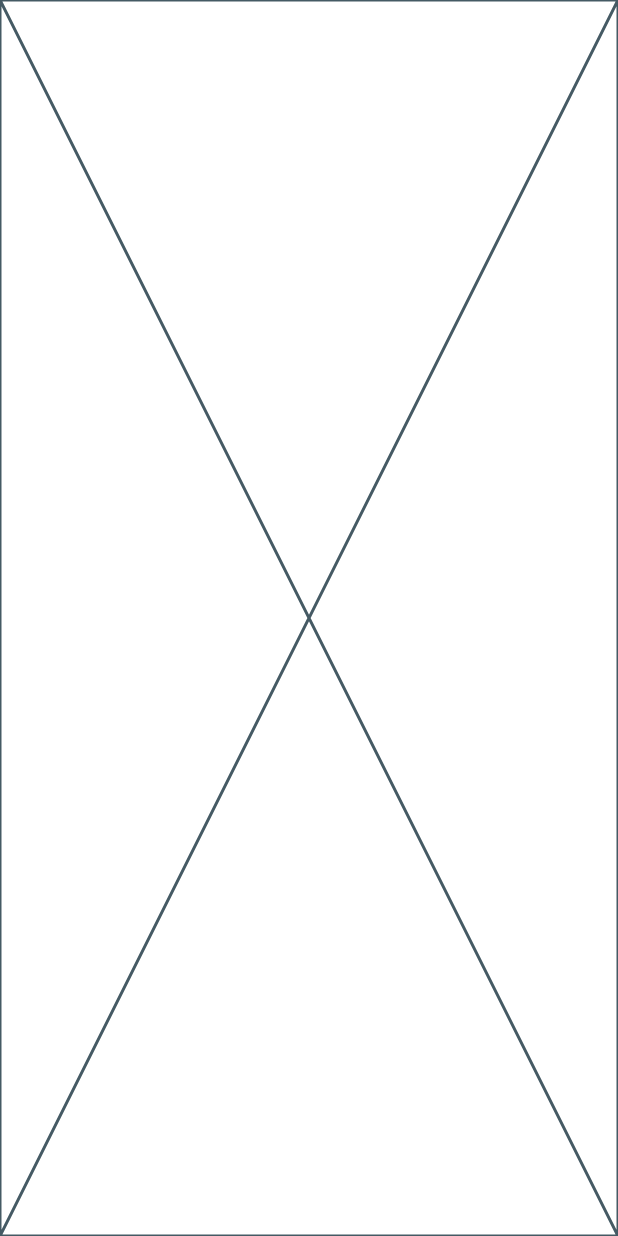
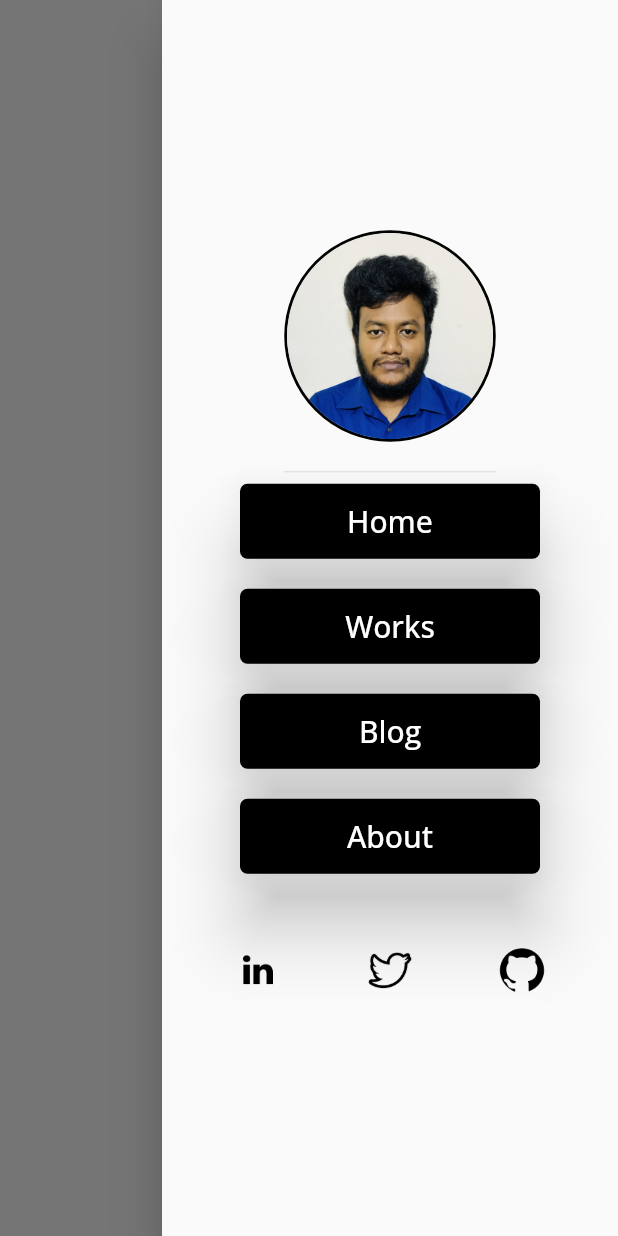
Before and after one commit to Chathuranga97lj/portpolio-app, a Flutter app: the screen it shows after launch, with the side drawer open (before the commit the screen has no drawer), on a phone screen of 412 x 824 dp. Run offline on Flutter 3.47's test engine with Material 2 defaults, Android fonts, the phone set to English and light mode, and no system bars; our stand-ins replace google_fonts, url_strategy.

Commit message:
set mobile drawer

```diff
--- a/lib/components.dart
+++ b/lib/components.dart
@@ -49,6 +49,38 @@ class _TabsWebState extends State<TabsWeb> {
         child: Text(widget.title),
       ),
     );
+  }
+}
+
+class TabsMobile extends StatefulWidget {
+  final text;
+  final route;
+  const TabsMobile({Key? key, @required this.text, @required this.route})
+      : super(key: key);
+
+  @override
+  State<TabsMobile> createState() => _TabsMobileState();
+}
+
+class _TabsMobileState extends State<TabsMobile> {
+  @override
+  Widget build(BuildContext context) {
+    return MaterialButton(
+        elevation: 20.0,
+        shape: RoundedRectangleBorder(
+          borderRadius: BorderRadius.circular(5.0),
+        ),
+        height: 50.0,
+        minWidth: 200.0,
+        color: Colors.black,
+        child: Text(
+          widget.text,
+          style: GoogleFonts.openSans(
+            fontSize: 20.0,
+            color: Colors.white,
+          ),
+        ),
+        onPressed: () {});
   }
 }
 
@@ -174,7 +206,8 @@ class _AnimationCardWebState extends State<AnimationCardWeb>
 
   @override
   Widget build(BuildContext context) {
-    return SlideTransition(position: _animation,
+    return SlideTransition(
+      position: _animation,
       child: Card(
         elevation: 30.0,
         shape: RoundedRectangleBorder(
@@ -191,7 +224,7 @@ class _AnimationCardWebState extends State<AnimationCardWeb>
                 widget.imagePath,
                 height: 200.0,
                 width: 200.0,
-                fit: widget.fit == null ? null:widget.fit,
+                fit: widget.fit == null ? null : widget.fit,
               ),
               SizedBox(height: 10.0),
               SansBold(widget.text, 15.0)
--- a/lib/main.dart
+++ b/lib/main.dart
@@ -14,6 +14,7 @@ class MyApp extends StatelessWidget {
   @override
   Widget build(BuildContext context) {
     return MaterialApp(
+      debugShowCheckedModeBanner: false,
       onGenerateRoute: (settings) => Routes.generateRoute(settings),
       initialRoute: '/',
     );
--- a/lib/mobile/landing_page_mobile.dart
+++ b/lib/mobile/landing_page_mobile.dart
@@ -1,4 +1,6 @@
-import 'package:flutter/cupertino.dart';
+import 'package:flutter/material.dart';
+import 'package:portfolio/components.dart';
+import 'package:url_launcher/url_launcher.dart';
 
 class LandingPageMobile extends StatefulWidget {
   const LandingPageMobile({Key? key}) : super(key: key);
@@ -8,8 +10,60 @@ class LandingPageMobile extends StatefulWidget {
 }
 
 class _LandingPageMobileState extends State<LandingPageMobile> {
+  urlLauncher(String imgPath, String url) {
+    return IconButton(
+      icon: Image.asset(imgPath, width: 35.0),
+      onPressed: () async {
+        await launchUrl(Uri.parse(url));
+      },
+    );
+  }
+
   @override
   Widget build(BuildContext context) {
-    return const Placeholder();
+    var widthDevice = MediaQuery.of(context).size.width;
+    return Scaffold(
+      backgroundColor: Colors.white,
+      appBar: AppBar(
+        backgroundColor: Colors.transparent,
+        elevation: 0.0,
+        iconTheme: IconThemeData(size: 35.0, color: Colors.black),
+      ),
+      endDrawer: Drawer(
+        child: Column(
+          mainAxisAlignment: MainAxisAlignment.center,
+          children: [
+            DrawerHeader(
+              padding: EdgeInsets.only(bottom: 20.0),
+              child: Container(
+                decoration: BoxDecoration(
+                    shape: BoxShape.circle,
+                    border: Border.all(width: 2.0, color: Colors.black)),
+                child: Image.asset("assets/Chathu_circle.png"),
+              ),
+            ),
+            TabsMobile(text: "Home", route: "/"),
+            SizedBox(height: 20.0),
+            TabsMobile(text: "Works", route: "/works"),
+            SizedBox(height: 20.0),
+            TabsMobile(text: "Blog", route: "/blog"),
+            SizedBox(height: 20.0),
+            TabsMobile(text: "About", route: "/about"),
+            SizedBox(height: 40.0),
+            Row(
+              mainAxisAlignment: MainAxisAlignment.spaceEvenly,
+              children: [
+                urlLauncher("assets/linkedin.png",
+                    "https://www.linkedin.com/in/chathuranga97/"),
+                urlLauncher(
+                    "assets/twitter.png", "https://twitter.com/chathu97lj"),
+                urlLauncher(
+                    "assets/github.png", "https://github.com/Chathuranga97lj")
+              ],
+            )
+          ],
+        ),
+      ),
+    );
   }
 }
--- a/lib/routes.dart
+++ b/lib/routes.dart
@@ -1,5 +1,3 @@
-import 'dart:js';
-
 import 'package:flutter/material.dart';
 import 'package:portfolio/mobile/landing_page_mobile.dart';
 import 'package:portfolio/web/landing_page_web.dart';
```
